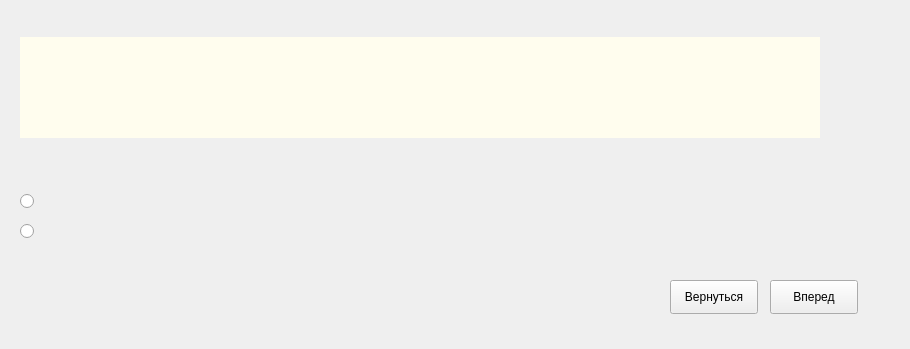
This is window_tamplates/test_format.ui in afanasev0035/interface_proforient as Qt 5 draws it before an edit. The edited form follows.
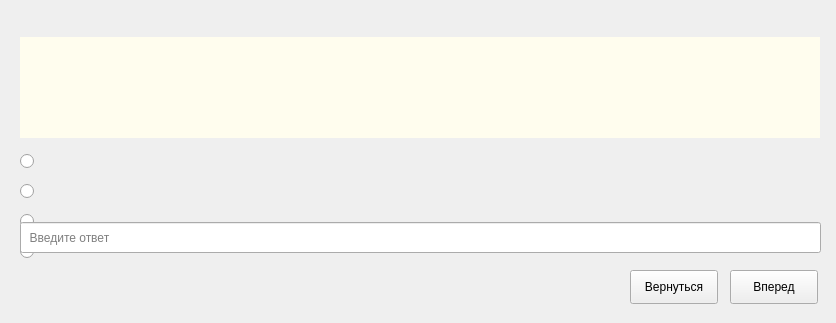
This is the edited form.

```diff
--- a/window_tamplates/test_format.ui
+++ b/window_tamplates/test_format.ui
@@ -6,8 +6,8 @@
    <rect>
     <x>0</x>
     <y>0</y>
-    <width>910</width>
-    <height>349</height>
+    <width>836</width>
+    <height>323</height>
    </rect>
   </property>
   <property name="windowTitle">
@@ -48,8 +48,8 @@
    <widget class="QPushButton" name="pushButton">
     <property name="geometry">
      <rect>
-      <x>770</x>
-      <y>280</y>
+      <x>730</x>
+      <y>270</y>
       <width>88</width>
       <height>34</height>
      </rect>
@@ -61,8 +61,8 @@
    <widget class="QPushButton" name="pushButton_2">
     <property name="geometry">
      <rect>
-      <x>670</x>
-      <y>280</y>
+      <x>630</x>
+      <y>270</y>
       <width>88</width>
       <height>34</height>
      </rect>
@@ -75,8 +75,8 @@
     <property name="geometry">
      <rect>
       <x>20</x>
-      <y>190</y>
-      <width>105</width>
+      <y>150</y>
+      <width>800</width>
       <height>22</height>
      </rect>
     </property>
@@ -88,8 +88,8 @@
     <property name="geometry">
      <rect>
       <x>20</x>
-      <y>220</y>
-      <width>105</width>
+      <y>180</y>
+      <width>800</width>
       <height>22</height>
      </rect>
     </property>
@@ -97,6 +97,45 @@
      <string/>
     </property>
    </widget>
+   <widget class="QRadioButton" name="radioButton_3">
+    <property name="geometry">
+     <rect>
+      <x>20</x>
+      <y>210</y>
+      <width>800</width>
+      <height>22</height>
+     </rect>
+    </property>
+    <property name="text">
+     <string/>
+    </property>
+   </widget>
+   <widget class="QRadioButton" name="radioButton_4">
+    <property name="geometry">
+     <rect>
+      <x>20</x>
+      <y>240</y>
+      <width>800</width>
+      <height>22</height>
+     </rect>
+    </property>
+    <property name="text">
+     <string/>
+    </property>
+   </widget>
+   <widget class="QLineEdit" name="lineEdit_answer">
+    <property name="geometry">
+     <rect>
+      <x>20</x>
+      <y>222</y>
+      <width>801</width>
+      <height>31</height>
+     </rect>
+    </property>
+    <property name="placeholderText">
+     <string>  Введите ответ</string>
+    </property>
+   </widget>
   </widget>
  </widget>
  <resources/>
```
Left out of the diff: 10 changed lines with no effect on the pictures.
